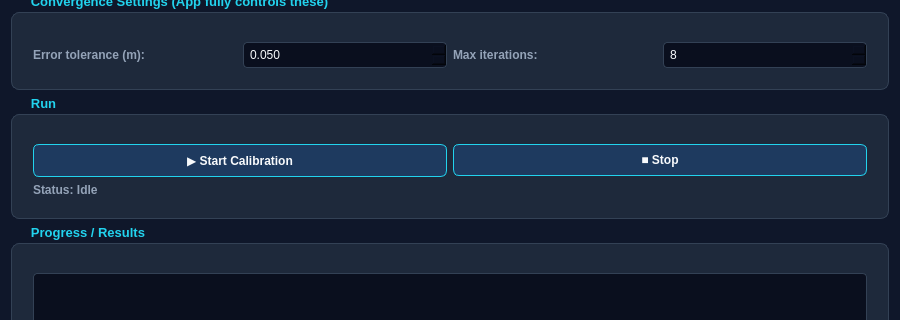
This is software/uwb_rtls_studio/views/ui/antenna_delay_calib_tab.ui in phuongmt08/uwb-rtls as Qt 5 draws it before an edit; both pictures show x 0 to 900 and y 189 to 509 of the 900 by 700 pixel window. The edited form follows.
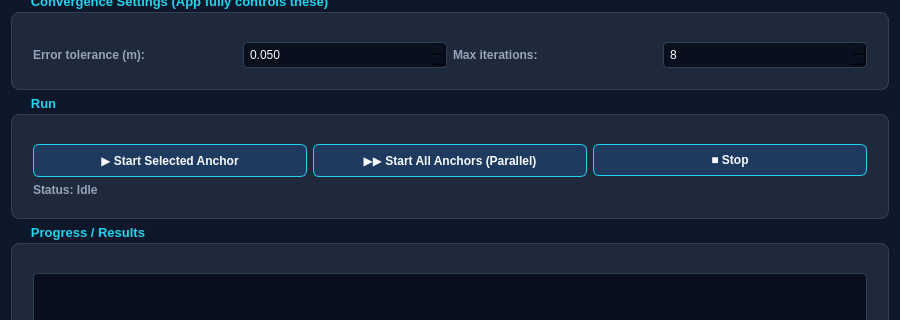
This is the edited form.

What changed in the file:
```diff
--- a/software/uwb_rtls_studio/views/ui/antenna_delay_calib_tab.ui
+++ b/software/uwb_rtls_studio/views/ui/antenna_delay_calib_tab.ui
@@ -83,7 +83,8 @@
      <layout class="QVBoxLayout" name="run_layout">
       <item>
        <layout class="QHBoxLayout" name="run_buttons_layout">
-        <item><widget class="QPushButton" name="btn_start"><property name="text"><string>&#9654; Start Calibration</string></property></widget></item>
+        <item><widget class="QPushButton" name="btn_start"><property name="text"><string>&#9654; Start Selected Anchor</string></property></widget></item>
+        <item><widget class="QPushButton" name="btn_start_all"><property name="text"><string>&#9654;&#9654; Start All Anchors (Parallel)</string></property></widget></item>
         <item><widget class="QPushButton" name="btn_stop"><property name="text"><string>&#9632; Stop</string></property></widget></item>
        </layout>
       </item>
```
